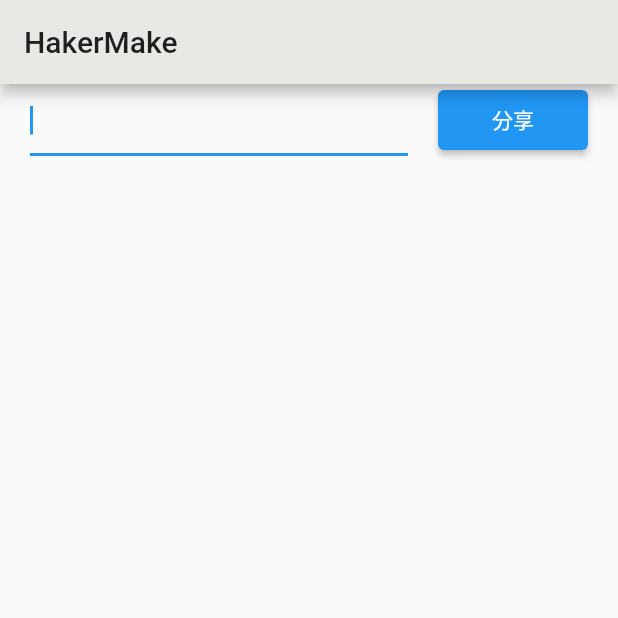
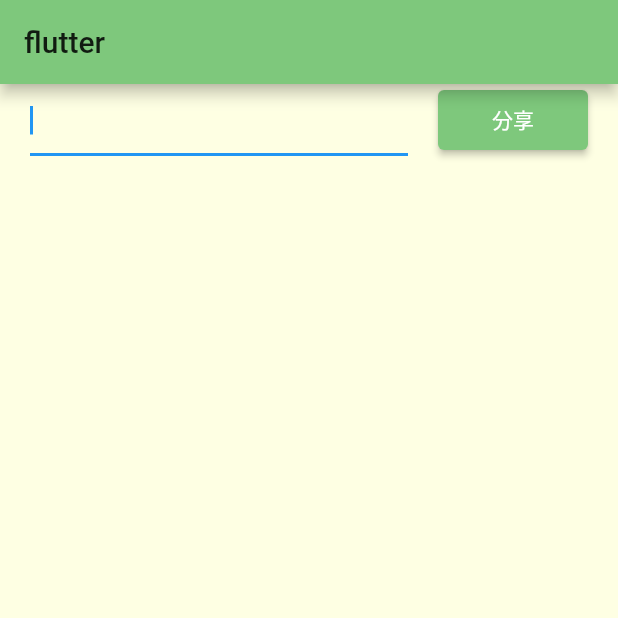
Before and after one commit to silverswords/flutter-mark, a Flutter app: the screen it shows after launch, after a tap on "分享", on a phone screen of 412 x 824 dp, the top half of it. Run offline on Flutter 3.47's test engine with Material 2 defaults, Android fonts, the phone set to English and light mode, and no system bars; our stand-ins replace awesome_dialog, flutter_tags, fluttertoast; network calls fail.

Commit message:
fix color

```diff
--- a/lib/main.dart
+++ b/lib/main.dart
@@ -1,5 +1,4 @@
 import 'dart:convert';
-import 'dart:io';
 
 import 'package:flutter/material.dart';
 import 'package:fluttertoast/fluttertoast.dart';
@@ -17,11 +16,11 @@
   @override
   Widget build(BuildContext context) {
     return MaterialApp(
-      title: 'HakerMake',
+      title: 'flutter',
       theme: ThemeData(
-        primaryColor: Color(0xffe8e8e4),
+        primaryColor: Color(0xff7EC87C),
       ),
-      home: MyHomePage(title: 'HakerMake'),
+      home: MyHomePage(title: 'flutter'),
     );
   }
 }
@@ -37,29 +36,28 @@
 class _MyHomePageState extends State<MyHomePage> {
   final List<String> entries = <String>['A', 'B', 'C'];
   final List<int> colorCodes = <int>[
-    0xffd8e2dc,
-    0xffece4db,
-    0xffffe5d9,
-    0xffffd7ba,
-    0xfffcd5ce,
-    0xfffae1dd,
-    0xffe8e8e4,
+    0xffFCFED3,
+    0xffF5FBB7,
+    0xffF0F9B4,
+    0xffE3F5AB,
+    0xffC6E89A,
+    0xffC5E799,
+    0xffA9DB8C,
+    0xffC6E89A,
+    0xffF5FBB7,
   ];
   final List<int> tagsColorCodes = <int>[
-    // 0xfff94144,
-    // 0xfff3722c,
-    // 0xfff8961e,
-    // 0xfff9844a,
-    // 0xfff9c74f,
-    0xff90be6d,
-    0xff43aa8b,
-    0xff4d908e,
-    0xff577590,
-    0xff277da1,
+    0xff40bf80,
+    0xff39ac73,
+    0xff339966,
+    0xff2d8659,
+    0xff26734d,
   ];
+
   List<Mark> marks = List.empty();
   String inputValue;
 
+  final TextEditingController _controller = new TextEditingController();
   @override
   void initState() {
     super.initState();
@@ -89,21 +87,25 @@
   @override
   Widget build(BuildContext context) {
     return Scaffold(
+      backgroundColor: Color(0xffFEFFE3),
       appBar: AppBar(
         title: Text(widget.title),
       ),
       body: Column(children: <Widget>[
-        Row(children: <Widget>[
+        Row(
+          children: <Widget>[
             Expanded(
                 child: Container(
                     // height: 20,
                     margin: EdgeInsets.fromLTRB(20, 0, 20, 0),
                     child: TextField(
+                      controller: _controller,
+                      onChanged: (val) {
+                        setState(() {
+                          inputValue = val;
+                        });
+                      },
                       autofocus: true,
-                    // decoration: InputDecoration(
-                    //     labelText: "用户名",
-                    //     hintText: "用户名或邮箱",
-                    //     prefixIcon: Icon(Icons.person)),
                     ))),
             Container(
               height: 40,
@@ -111,15 +113,28 @@
               margin: EdgeInsets.fromLTRB(0, 0, 20, 0),
               child: ElevatedButton(
                 style: ButtonStyle(
-                backgroundColor: MaterialStateProperty.all<Color>(Colors.blue),
+                  backgroundColor:
+                      MaterialStateProperty.all<Color>(Color(0xff7EC87C)),
                 ),
-              onPressed: () => {
-                post("http://61ce0e379174.ngrok.io").then((val) => print(val))
+                onPressed: () {
+                  _insertMark(inputValue).then((result) {
+                    Fluttertoast.showToast(
+                        msg: result,
+                        toastLength: Toast.LENGTH_SHORT,
+                        gravity: ToastGravity.CENTER,
+                        timeInSecForIosWeb: 1,
+                        backgroundColor: Colors.red,
+                        textColor: Colors.white,
+                        fontSize: 16.0);
+                    _controller.clear();
+                    refresh();
+                  });
                 },
                 child: Text('分享'),
               ),
             )
-        ]),
+          ],
+        ),
         Expanded(
             child: Center(
                 child: ListView.separated(
@@ -130,12 +145,12 @@
               color: Colors.blueAccent,
               elevation: 20.0,
               shape: RoundedRectangleBorder(
-                borderRadius: BorderRadius.all(Radius.circular(20.0)),
+                borderRadius: BorderRadius.all(Radius.circular(10.0)),
               ),
               clipBehavior: Clip.antiAlias,
               semanticContainer: false,
               child: Container(
-                // height: 80,
+                padding: EdgeInsets.fromLTRB(0, 10, 0, 10),
                 color: Color(colorCodes[index % colorCodes.length]),
                 child: ListTile(
                   leading: GestureDetector(
@@ -148,8 +163,19 @@
                       decoration: BoxDecoration(
                           shape: BoxShape.circle,
                           image: DecorationImage(
-                              image: NetworkImage(
-                                  'https://flutter.github.io/assets-for-api-docs/assets/widgets/owl.jpg'),
+                              image: marks[index].icon.startsWith("http")
+                                  ? () {
+                                      ImageProvider<Object> result;
+                                      try {
+                                        result =
+                                            NetworkImage(marks[index].icon);
+                                      } catch (Expection) {
+                                        result = AssetImage(
+                                            "assets/images/default.png");
+                                      }
+                                      return result;
+                                    }()
+                                  : AssetImage("assets/images/default.png"),
                               fit: BoxFit.fill)),
                     ),
                   ),
@@ -193,8 +219,20 @@
                               combine: ItemTagsCombine.withTextBefore,
                               removeButton: ItemTagsRemoveButton(
                                 onRemoved: () {
-                                  _deleteTag(item.relationID)
-                                      .then(() => {refresh()});
+                                  _deleteTag(item.relationID).then((result) {
+                                    refresh();
+                                    Fluttertoast.showToast(
+                                        msg: result,
+                                        toastLength: Toast.LENGTH_SHORT,
+                                        gravity: ToastGravity.CENTER,
+                                        timeInSecForIosWeb: 1,
+                                        backgroundColor: Colors.red,
+                                        textColor: Colors.white,
+                                        fontSize: 16.0);
+                                    return true;
+                                  });
+                                  // refresh();
+
                                   return true;
                                 },
                               ),
@@ -220,9 +258,10 @@
   int id;
   String url;
   String title;
+  String icon;
   List<TagRelation> tags;
 
-  Mark({this.id, this.url, this.title, this.tags});
+  Mark({this.id, this.url, this.title, this.icon, this.tags});
 
   factory Mark.fromJson(Map<String, dynamic> json) {
     List<TagRelation> tags = List.empty(growable: true);
@@ -236,6 +275,7 @@
       id: json['id'],
       url: json['url'],
       title: json['title'],
+      icon: json['icon'],
       tags: tags,
     );
   }
@@ -257,7 +297,7 @@
 void _launchURL(String url) async =>
     await canLaunch(url) ? await launch(url) : throw 'Could not launch $url';
 
-_deleteTag(int id) async {
+Future<String> _deleteTag(int id) async {
   var url = Uri.parse('https://dovics.cn.utools.club/api/v1/tag/delete');
   var response = await http.post(
     url,
@@ -266,7 +306,11 @@
     }),
   );
 
-  if (response.statusCode != 200) {}
+  if (response.statusCode != 200) {
+    return "删除失败";
+  }
+
+  return "删除成功";
 }
 
 void onShare() {
@@ -277,17 +321,16 @@
   );
 }
 
-Future<String> post(String url) async {
-  var URL = Uri.parse(url);
-  HttpClient httpClient = new HttpClient();
-  HttpClientRequest request = await httpClient.postUrl(URL);
+Future<String> _insertMark(String url) async {
+  var uri = Uri.parse("https://dovics.cn.utools.club/api/v1/mark/insert");
+  var response = await http.post(
+    uri,
+    body: jsonEncode(<String, dynamic>{"url": url}),
+  );
 
-  Map jsonMap = {'url': '1'};
-  request.add(utf8.encode(json.encode(jsonMap)));
+  if (response.statusCode != 200) {
+    return "添加失败";
+  }
 
-  HttpClientResponse response = await request.close();
-
-  String resp = await response.transform(utf8.decoder).join();
-
-  return resp;
+  return "添加成功";
 }
--- a/pubspec.yaml
+++ b/pubspec.yaml
@@ -44,10 +44,8 @@
 flutter:
 
   assets:
-    - assets/images/resort_1.jpg
-    - assets/images/resort_2.jpg
-    - assets/images/resort_3.jpg
-    - assets/images/resort_4.jpg
+    - assets/images/default.png
+
   # The following line ensures that the Material Icons font is
   # included with your application, so that you can use the icons in
   # the material Icons class.
```
Also changed, not shown: lib/addTag.dart (+24 -18 lines), assets/images/default.png (added), assets/images/download.jpeg (deleted), assets/images/resort_1.jpg (deleted), assets/images/resort_2.jpg (deleted), assets/images/resort_3.jpg (deleted), assets/images/resort_4.jpg (deleted), assets/images/sun.jpeg (deleted), assets/images/wallhaven-e78w1l.jpeg (deleted), assets/images/wallhaven-o3g1e7.jpeg (deleted), assets/images/wallhaven-o3g2e7.jpeg (deleted), 5 other files. Lines whose indentation alone changed are shown as unchanged.
